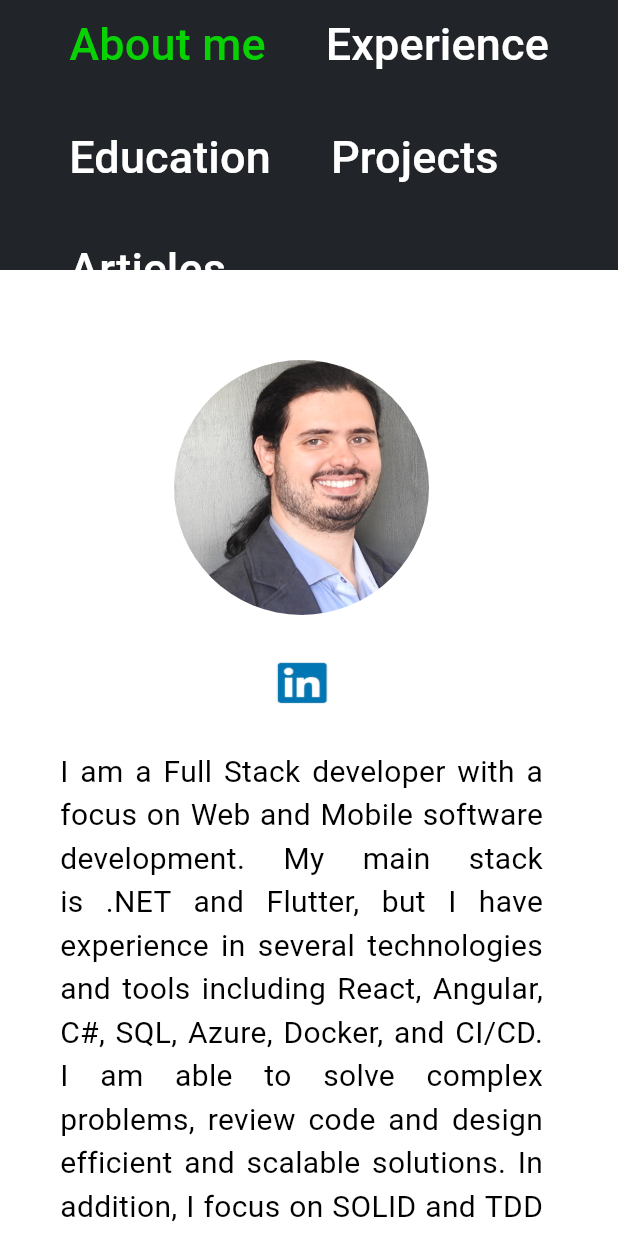
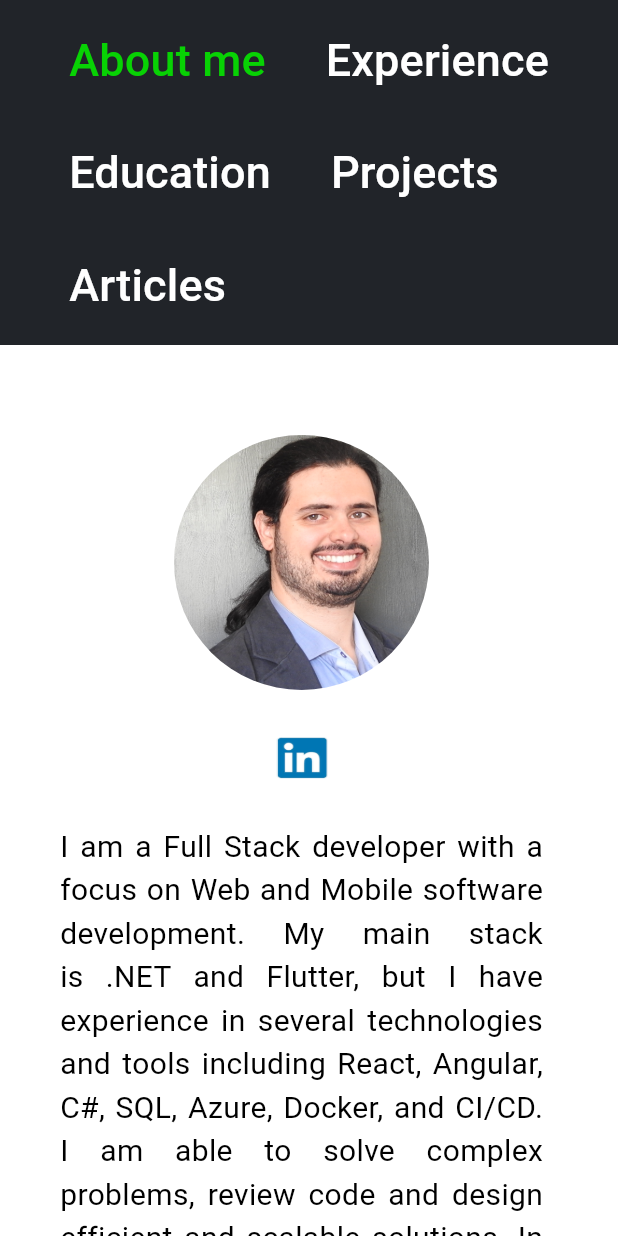
Before and after one commit to Azurba2/siteFlutter, a Flutter app: the screen it shows after launch, on a phone screen of 412 x 824 dp. Run offline on Flutter 3.47's test engine with Material 3 defaults, Android fonts, the phone set to English and light mode, and no system bars; our stand-ins replace flutter_svg, timeline_tile.

Commit message:
ajusta appbar size

```diff
--- a/joaoSiteFlutter/lib/home.dart
+++ b/joaoSiteFlutter/lib/home.dart
@@ -39,11 +39,11 @@ class _HomeState extends State<Home> with SingleTickerProviderStateMixin {
   Widget _app(ScreenSizeEnum platform, double screenSize) {
     return Scaffold(
         appBar: PreferredSize(
-          preferredSize: const Size.fromHeight(180),
+          preferredSize: const Size.fromHeight(230),
           child: AppBar(
               backgroundColor: ColorPalette.appBarDark,
               flexibleSpace:
-                  screenSize > 1080 ? withLogoStructure() : noLogoStructure()),
+                  screenSize > 1220 ? withLogoStructure() : noLogoStructure()),
         ),
         body: Builder(
           builder: (context) {
```
